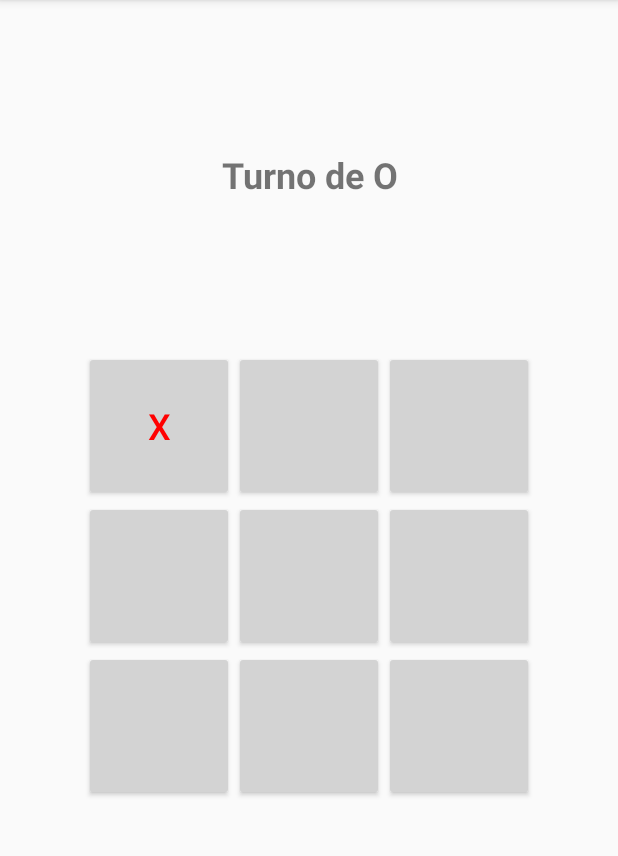
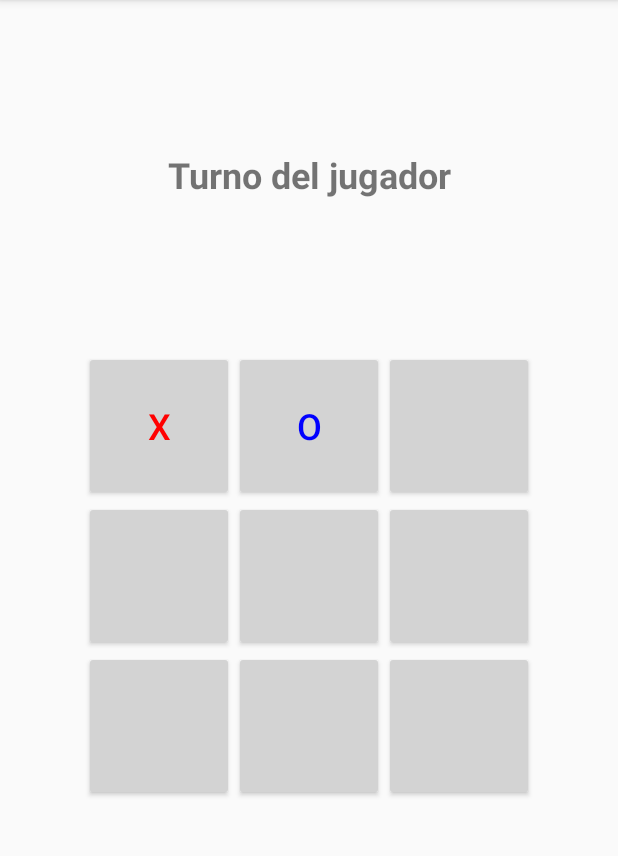
Before and after one commit to JnerdQ/dadm, an Android app built with Jetpack Compose: the screen it shows after launch (MainActivity), after a tap on an icon or button, on a phone screen of 412 x 824 dp, the part 84-940 px from its top. Run offline under Robolectric (Android 15) with nearby library versions, the phone set to English and light mode, and no system bars.

Commit message:
player vs machine

```diff
--- a/reto-3/app/src/main/java/com/example/juegotriqui/MainActivity.kt
+++ b/reto-3/app/src/main/java/com/example/juegotriqui/MainActivity.kt
@@ -3,12 +3,12 @@
 import android.os.Bundle
 import android.widget.Button
 import android.widget.TextView
-    import android.widget.Toast
 import androidx.appcompat.app.AppCompatActivity
+import kotlin.random.Random
 
 class MainActivity : AppCompatActivity() {
 
-        private var currentPlayer = "X"
+    private var currentPlayer = "X" // El jugador siempre será "X", la máquina será "O"
     private val board = Array(3) { Array(3) { "" } }
     private lateinit var buttons: Array<Button>
     private lateinit var restartButton: Button
@@ -29,7 +29,7 @@
 
         buttons.forEachIndexed { index, button ->
             button.setOnClickListener {
-                    handleMove(button, index)
+                handlePlayerMove(button, index)
             }
         }
 
@@ -38,7 +38,7 @@
         }
     }
 
-        private fun handleMove(button: Button, index: Int) {
+    private fun handlePlayerMove(button: Button, index: Int) {
         val row = index / 3
         val col = index % 3
 
@@ -49,36 +49,51 @@
 
         board[row][col] = currentPlayer
         button.text = currentPlayer
-
-            // Cambiar color según el jugador
-            button.setTextColor(
-                if (currentPlayer == "X") resources.getColor(R.color.colorX, theme)
-                else resources.getColor(R.color.colorO, theme)
-            )
+        button.setTextColor(resources.getColor(R.color.colorX, theme))
 
         if (checkWinner()) {
-                gameMessage.text = "¡Jugador $currentPlayer ganó!"
-                fillRemainingSpaces()
+            gameMessage.text = "¡Jugador ganó!"
             showRestartButton()
         } else if (isBoardFull()) {
             gameMessage.text = "¡Empate!"
             showRestartButton()
         } else {
-                currentPlayer = if (currentPlayer == "X") "O" else "X"
-                gameMessage.text = "Turno de $currentPlayer"
+            currentPlayer = "O"
+            gameMessage.text = "Turno de la máquina"
+            handleMachineMove() // Llamada al movimiento de la máquina
         }
     }
 
-        private fun fillRemainingSpaces() {
-            // Llenar las casillas vacías
-            board.forEachIndexed { rowIndex, row ->
-                row.forEachIndexed { colIndex, cell ->
-                    if (cell.isEmpty()) {
-                        board[rowIndex][colIndex] = currentPlayer
-                        val button = buttons[rowIndex * 3 + colIndex]
+    private fun handleMachineMove() {
+        val emptySpaces = mutableListOf<Pair<Int, Int>>()
+
+        // Encontrar todas las casillas vacías
+        for (i in 0..2) {
+            for (j in 0..2) {
+                if (board[i][j].isEmpty()) {
+                    emptySpaces.add(Pair(i, j))
+                }
+            }
+        }
+
+        if (emptySpaces.isNotEmpty()) {
+            val (row, col) = emptySpaces[Random.nextInt(emptySpaces.size)] // Elegir una casilla aleatoria
+            board[row][col] = currentPlayer
+            val buttonIndex = row * 3 + col
+            val button = buttons[buttonIndex]
+
             button.text = currentPlayer
-                        button.setTextColor(resources.getColor(android.R.color.darker_gray, theme))
-                    }
+            button.setTextColor(resources.getColor(R.color.colorO, theme))
+
+            if (checkWinner()) {
+                gameMessage.text = "¡La máquina ganó!"
+                showRestartButton()
+            } else if (isBoardFull()) {
+                gameMessage.text = "¡Empate!"
+                showRestartButton()
+            } else {
+                currentPlayer = "X"
+                gameMessage.text = "Turno del jugador"
             }
         }
     }
@@ -110,7 +125,7 @@
             button.isEnabled = true
         }
         currentPlayer = "X"
-            gameMessage.text = "Turno de $currentPlayer"
+        gameMessage.text = "Turno del jugador"
         restartButton.visibility = Button.GONE
     }
 }
```
Lines whose indentation alone changed are shown as unchanged.
